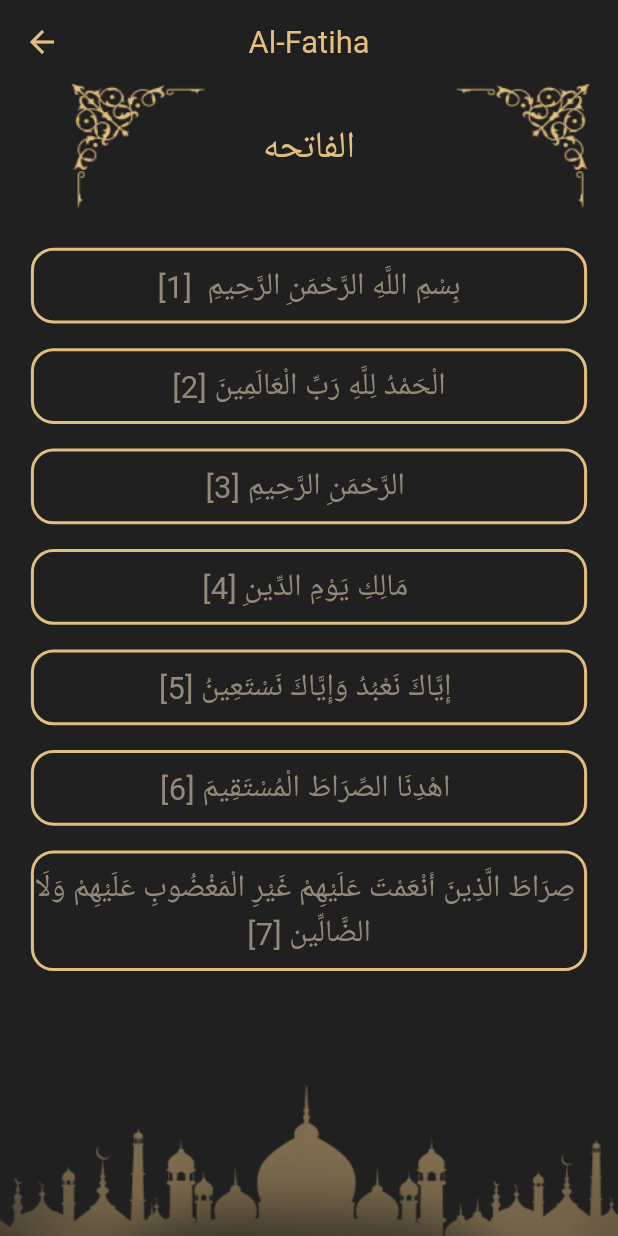
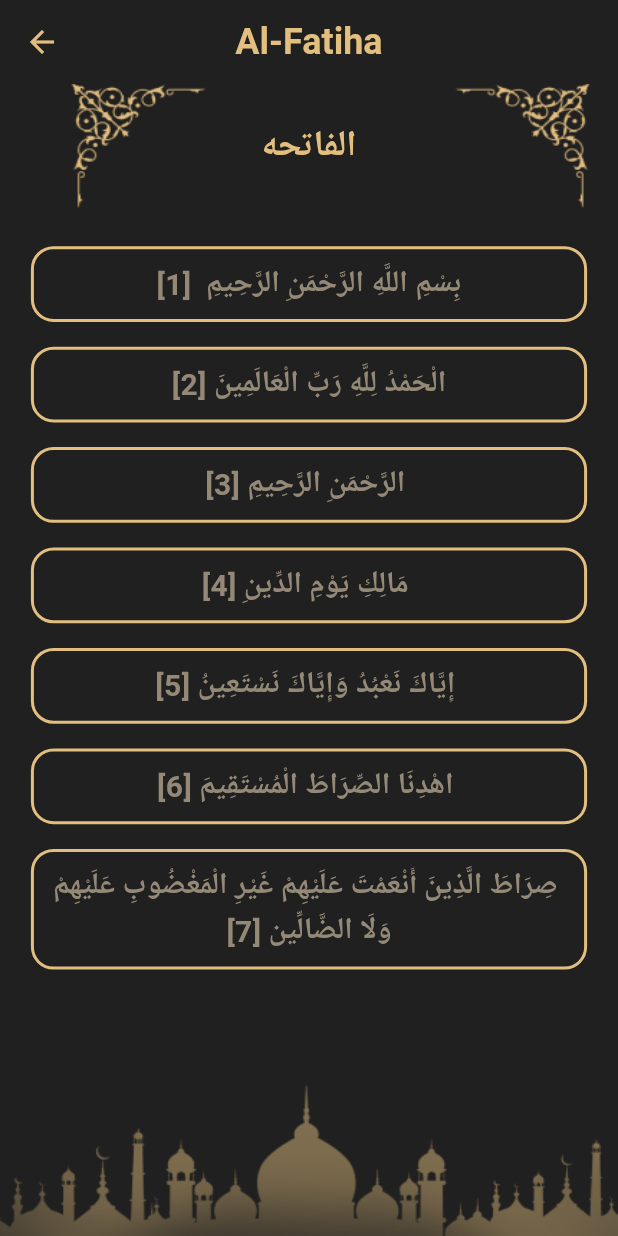
Before and after one commit to Norhannageh123/islami_app, a Flutter app: the screen it shows after launch, after a tap on an icon or button, on a phone screen of 412 x 824 dp. Run offline on Flutter 3.47's test engine with Material 3 defaults, Android fonts, the phone set to English and light mode, and no system bars; our stand-ins replace carousel_slider, google_fonts, shared_preferences; Roboto replaces fonts that are missing (Alegreya).

Commit message:
new update

```diff
--- a/lib/Screens/home_screen.dart
+++ b/lib/Screens/home_screen.dart
@@ -1,5 +1,5 @@
 import 'package:flutter/material.dart';
-import 'package:islami_app/Widgets/appcolors.dart';
+import 'package:islami_app/utls/appcolors.dart';
 import 'package:islami_app/tabs/hadeth/hadethTab.dart';
 import 'package:islami_app/tabs/quran/quranTab.dart';
 import 'package:islami_app/tabs/radio/radioTab.dart';
--- a/lib/main.dart
+++ b/lib/main.dart
@@ -1,6 +1,6 @@
 import 'package:flutter/material.dart';
 import 'package:islami_app/Screens/home_screen.dart';
-import 'package:islami_app/Widgets/theme_data.dart';
+import 'package:islami_app/utls/theme_data.dart';
 import 'package:islami_app/tabs/hadeth/hadith_details_screen.dart';
 import 'package:islami_app/tabs/quran/sura_details_screen.dart';
 
--- a/lib/tabs/hadeth/hadith_content.dart
+++ b/lib/tabs/hadeth/hadith_content.dart
@@ -1,4 +1,5 @@
 import 'package:flutter/material.dart';
+import 'package:islami_app/utls/app_style.dart';
 
 class HadithContent extends StatefulWidget {
   const HadithContent({super.key, required this.content});
@@ -25,8 +26,9 @@ class _HadithContentState extends State<HadithContent> {
         child: Text(
           widget.content,
           textAlign: TextAlign.center,
-          style: const TextStyle(
-              color: Color.fromARGB(255, 148, 137, 118), fontSize: 20),
+          style: AppStyle.primary20bold.copyWith(
+            color:const  Color.fromARGB(255, 148, 137, 118),
+          ),
         ),
       ),
     );
--- a/lib/tabs/hadeth/hadith_details_screen.dart
+++ b/lib/tabs/hadeth/hadith_details_screen.dart
@@ -1,7 +1,8 @@
 import 'package:flutter/material.dart';
 import 'package:islami_app/Model/hadith_model.dart';
-import 'package:islami_app/Widgets/appcolors.dart';
 import 'package:islami_app/tabs/hadeth/hadith_content.dart';
+import 'package:islami_app/utls/app_style.dart';
+import 'package:islami_app/utls/appcolors.dart';
 
 class HadithDetailsScreen extends StatefulWidget {
   const HadithDetailsScreen({super.key});
@@ -39,8 +40,7 @@ class _HadithDetailsScreenState extends State<HadithDetailsScreen> {
               const SizedBox(height: 20),
               Text(
                 args.title,
-                style: const TextStyle(
-                    color: AppColor.PrimaryDark, fontSize: 20),
+                style: AppStyle.primary24bold,
               ),
               const SizedBox(height: 40),
               Expanded(
--- a/lib/tabs/quran/quranTab.dart
+++ b/lib/tabs/quran/quranTab.dart
@@ -1,8 +1,9 @@
 import 'package:flutter/material.dart';
 import 'package:islami_app/Model/Sura_model.dart';
-import 'package:islami_app/Widgets/appcolors.dart';
 import 'package:islami_app/tabs/quran/sura_details_screen.dart';
 import 'package:islami_app/tabs/quran/sura_widget.dart';
+import 'package:islami_app/utls/app_style.dart';
+import 'package:islami_app/utls/appcolors.dart';
 import 'package:shared_preferences/shared_preferences.dart';
 
 class QuranTab extends StatefulWidget {
@@ -38,8 +39,7 @@ class _QuranTabState extends State<QuranTab> {
   @override
   Widget build(BuildContext context) {
     double screenWidth = MediaQuery.of(context).size.width;
-    double screenHeight = MediaQuery.of(context).size.height;
-    final keyboardHeight = MediaQuery.of(context).viewInsets.bottom;
+
 
     return Container(
       margin: EdgeInsets.all(screenWidth * 0.05),
@@ -72,8 +72,7 @@ class _QuranTabState extends State<QuranTab> {
                 AssetImage('assets/images/search_icon.png'),
               ),
               hintText: "Sura Name",
-              hintStyle:
-                  TextStyle(color: AppColor.whiteColor, fontSize: screenWidth * 0.05),
+              hintStyle: AppStyle.white16bold,
             ),
             onChanged: (text) {
               SearchText = text;
@@ -90,9 +89,9 @@ class _QuranTabState extends State<QuranTab> {
           const SizedBox(height: 20),
           SearchText.isNotEmpty ? SizedBox() : BuildMostResently(),
           const SizedBox(height: 10),
-          const Text(
+          Text(
             "Sura List",
-            style: TextStyle(color: AppColor.whiteColor, fontSize: 20),
+            style: AppStyle.white16bold,
           ),
           Expanded(
               child: ListView.separated(
@@ -135,37 +134,39 @@ class _QuranTabState extends State<QuranTab> {
     return Column(
       crossAxisAlignment: CrossAxisAlignment.start,
       children: [
-        const Text(
+        Text(
           "Most Resently",
-          style: TextStyle(
-            color: AppColor.whiteColor,
-            fontSize: 20,
-            fontWeight: FontWeight.bold,
-          ),
+          style: AppStyle.white16bold,
         ),
         const SizedBox(height: 10),
-        Container(
+        Padding(
+          padding: const EdgeInsets.all(8.0),
+          child: Container(
             decoration: BoxDecoration(
               color: AppColor.PrimaryDark,
               borderRadius: BorderRadius.circular(20),
             ),
+            child: Padding(
+              padding: const EdgeInsets.all(20.0),
               child: Row(
-            mainAxisAlignment: MainAxisAlignment.spaceEvenly,
+                mainAxisAlignment: MainAxisAlignment.spaceBetween,
                 children: [
                   Column(
-                crossAxisAlignment: CrossAxisAlignment.start,
+                    crossAxisAlignment: CrossAxisAlignment.center,
                     children: [
                       Text(
                         loudSuraList['SuraEnName'] ?? '',
-                    style: TextStyle(fontSize: 20, fontWeight: FontWeight.bold),
+                        style: AppStyle.black24bold,
                       ),
                       Text(
                         loudSuraList['SuraArName'] ?? '',
-                    style: TextStyle(fontSize: 20, fontWeight: FontWeight.bold),
+                        style: AppStyle.black24bold,
                       ),
                       Text(
-                    loudSuraList['NumOfVerses'] ?? '',
-                    style: TextStyle(fontSize: 20, fontWeight: FontWeight.bold),
+                        loudSuraList['NumOfVerses'] != null
+                            ? '${loudSuraList['NumOfVerses']} verses'
+                            : '',
+                        style: AppStyle.black14bold,
                       ),
                     ],
                   ),
@@ -174,6 +175,8 @@ class _QuranTabState extends State<QuranTab> {
                     width: 80, // Adjust the image size responsively
                   ),
                 ],
+              ),
+            ),
           ),
         ),
       ],
--- a/lib/tabs/quran/sura_content.dart
+++ b/lib/tabs/quran/sura_content.dart
@@ -1,5 +1,6 @@
 import 'package:flutter/material.dart';
-import 'package:islami_app/Widgets/appcolors.dart';
+import 'package:islami_app/utls/app_style.dart';
+import 'package:islami_app/utls/appcolors.dart';
 
 class SuraContent extends StatefulWidget {
   const SuraContent({super.key, required this.content, required this.index});
@@ -45,10 +46,9 @@ class _SuraContentState extends State<SuraContent> {
               "${widget.content} [${widget.index + 1}]",
               textAlign: TextAlign.center,
               textDirection: TextDirection.rtl,
-              style: TextStyle(
+              style: AppStyle.primary20bold.copyWith(
                 color: const Color.fromARGB(255, 148, 137, 118),
-                fontSize: screenWidth * 0.05,
-              ),
+              )
             ),
           );
         },
--- a/lib/tabs/quran/sura_details_screen.dart
+++ b/lib/tabs/quran/sura_details_screen.dart
@@ -1,7 +1,9 @@
 import 'package:flutter/material.dart';
 import 'package:flutter/services.dart';
 import 'package:islami_app/Model/Sura_model.dart';
-import 'package:islami_app/Widgets/appcolors.dart';
+import 'package:islami_app/utls/app_style.dart';
+import 'package:islami_app/utls/appcolors.dart';
+
 import 'package:islami_app/tabs/quran/sura_content.dart';
 
 class SuraDetailsScreen extends StatefulWidget {
@@ -17,10 +19,7 @@ class _SuraDetailsScreenState extends State<SuraDetailsScreen> {
 
   @override
   Widget build(BuildContext context) {
-    final screenWidth = MediaQuery.of(context).size.width;
     final screenHeight = MediaQuery.of(context).size.height;
-    final keyboardHeight = MediaQuery.of(context).viewInsets.bottom;
-
     var args = ModalRoute.of(context)?.settings.arguments as SuraModel;
     if (verses.isEmpty) {
       loadSuraFile(args.FileName);
@@ -31,10 +30,7 @@ class _SuraDetailsScreenState extends State<SuraDetailsScreen> {
       appBar: AppBar(
         title: Text(
           args.suraEngName,
-          style: TextStyle(
-            color: AppColor.PrimaryDark,
-            fontSize: screenWidth * 0.05,
-          ),
+          style: AppStyle.primary24bold,
         ),
       ),
       body: Stack(
@@ -54,10 +50,7 @@ class _SuraDetailsScreenState extends State<SuraDetailsScreen> {
               SizedBox(height: screenHeight * 0.03),
               Text(
                 args.SuraArName,
-                style: TextStyle(
-                  color: AppColor.PrimaryDark,
-                  fontSize: screenWidth * 0.06,
-                ),
+                style: AppStyle.primary24bold,
               ),
               SizedBox(height: screenHeight * 0.05),
               Expanded(
--- a/lib/tabs/quran/sura_widget.dart
+++ b/lib/tabs/quran/sura_widget.dart
@@ -1,6 +1,7 @@
 import 'package:flutter/material.dart';
 import 'package:islami_app/Model/Sura_model.dart';
-import 'package:islami_app/Widgets/appcolors.dart';
+import 'package:islami_app/utls/app_style.dart';
+
 
 class SuraWidget extends StatelessWidget {
   SuraWidget({
@@ -35,11 +36,8 @@ class SuraWidget extends StatelessWidget {
               ),
               Text(
                 "${index + 1}",
-                style: TextStyle(
-                  color: AppColor.whiteColor,
-                  fontSize: screenWidth * 0.04,
+                style: AppStyle.white20bold,
                 ),
-              ),
             ],
           ),
           SizedBox(
@@ -54,26 +52,17 @@ class SuraWidget extends StatelessWidget {
                   children: [
                     Text(
                       suramodel.suraEngName,
-                      style: TextStyle(
-                        color: AppColor.whiteColor,
-                        fontSize: screenWidth * 0.045,
-                      ),
+                      style: AppStyle.white20bold,
                     ),
                     Text(
                       "${suramodel.ayaNumber} Verses",
-                      style: TextStyle(
-                        color: AppColor.whiteColor,
-                        fontSize: screenWidth * 0.035,
-                      ),
+                      style:AppStyle.white14bold
                     ),
                   ],
                 ),
                 Text(
                   suramodel.SuraArName,
-                  style: TextStyle(
-                    color: AppColor.whiteColor,
-                    fontSize: screenWidth * 0.045,
-                  ),
+                  style: AppStyle.white20bold,
                 ),
               ],
             ),
--- /dev/null
+++ b/lib/utls/app_style.dart
@@ -0,0 +1,66 @@
+import 'package:flutter/material.dart';
+import 'package:google_fonts/google_fonts.dart';
+import 'package:islami_app/utls/appcolors.dart';
+
+class AppStyle{
+ static  TextStyle white16bold=GoogleFonts.alegreya(
+  fontSize: 16,
+  color: AppColor.whiteColor,
+  fontWeight: FontWeight.bold,
+ );
+ static  TextStyle black24bold=GoogleFonts.alegreya(
+  fontSize: 24,
+  color: AppColor.blackColor,
+  fontWeight: FontWeight.bold,
+ );
+ static  TextStyle black14bold=GoogleFonts.alegreya(
+  fontSize: 14,
+  color: AppColor.blackColor,
+  fontWeight: FontWeight.bold,
+ );
+ static  TextStyle black16bold=GoogleFonts.alegreya(
+  fontSize: 16,
+  color: AppColor.blackColor,
+  fontWeight: FontWeight.bold,
+ );
+ static  TextStyle white20bold=GoogleFonts.alegreya(
+  fontSize: 20,
+  color: AppColor.whiteColor,
+  fontWeight: FontWeight.bold,
+ );
+ static  TextStyle black20bold=GoogleFonts.alegreya(
+  fontSize: 20,
+  color: AppColor.blackColor,
+  fontWeight: FontWeight.bold,
+ );
+ static  TextStyle white14bold=GoogleFonts.alegreya(
+  fontSize: 14,
+  color: AppColor.whiteColor,
+  fontWeight: FontWeight.bold,
+ );
+  static  TextStyle white36bold=GoogleFonts.alegreya(
+  fontSize: 36,
+  color: AppColor.whiteColor,
+  fontWeight: FontWeight.bold,
+ );
+ static  TextStyle white30bold=GoogleFonts.alegreya(
+  fontSize: 30,
+  color: AppColor.whiteColor,
+  fontWeight: FontWeight.bold,
+ );
+ static  TextStyle primary24bold=GoogleFonts.alegreya(
+  fontSize: 24,
+  color: AppColor.PrimaryDark,
+  fontWeight: FontWeight.bold,
+ );
+ static  TextStyle primary20bold=GoogleFonts.alegreya(
+  fontSize: 20,
+  color: AppColor.PrimaryDark,
+  fontWeight: FontWeight.bold,
+ );
+ static  TextStyle primary16bold=GoogleFonts.alegreya(
+  fontSize: 16,
+  color: AppColor.PrimaryDark,
+  fontWeight: FontWeight.bold,
+ );
+}
--- a/lib/Widgets/theme_data.dart
+++ b/lib/utls/theme_data.dart
@@ -1,5 +1,6 @@
 import 'package:flutter/material.dart';
-import 'package:islami_app/Widgets/appcolors.dart';
+import 'package:islami_app/utls/appcolors.dart';
+
 
 class MyThemeData{
    static final ThemeData darkTheme=ThemeData(
--- a/pubspec.yaml
+++ b/pubspec.yaml
@@ -39,6 +39,7 @@ dependencies:
   introduction_screen: ^3.1.14
   carousel_slider: ^5.0.0
   shared_preferences: ^2.3.3
+  google_fonts: ^6.2.1
 
 dev_dependencies:
   flutter_test:
```
Also changed, not shown: lib/tabs/hadeth/hadethTab.dart (+4 -3 lines), lib/tabs/radio/cardItem.dart (+6 -7 lines), lib/tabs/radio/title_item.dart (+7 -5 lines), lib/tabs/sebha/sebhaTab.dart (+21 -24 lines), lib/utls/appcolors.dart (renamed from lib/Widgets/appcolors.dart), pubspec.lock, 1 other file. Lines whose indentation alone changed are shown as unchanged.
